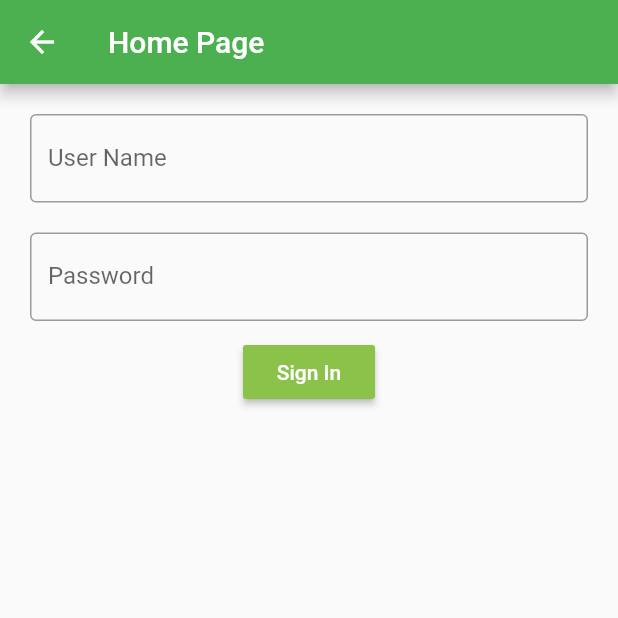
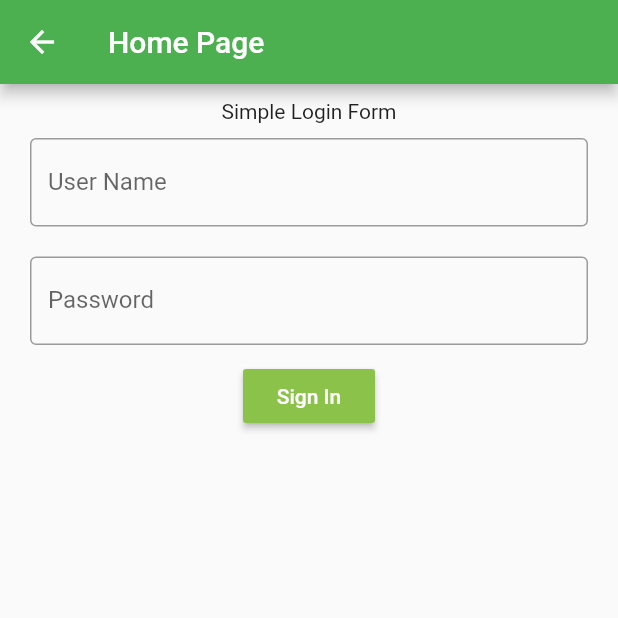
Before and after one commit to pratikshamokashi/flutter_drawer_demo, a Flutter app: the screen it shows after launch, in the side drawer, after a tap on "Home", on a phone screen of 412 x 824 dp, the top half of it. Run offline on Flutter 3.47's test engine with Material 2 defaults, Android fonts, the phone set to English and light mode, and no system bars; missing offline and left inert: dart:html.

Commit message:
initial commit

```diff
--- a/lib/Setting.dart
+++ b/lib/AboutUs.dart
@@ -1,17 +1,17 @@
 import 'package:flutter/material.dart';
 
 void main() {
-  runApp(Setting());
+  runApp(AboutUs());
 }
 
 
 
-class Setting extends StatelessWidget {
+class AboutUs extends StatelessWidget {
   @override
   Widget build(BuildContext context) {
     return Scaffold(
       appBar: AppBar(
-        title: Text("Setting Page"),
+        title: Text("About Us"),
       ),
       body: Center(
         child: ElevatedButton(
--- a/lib/ContactUs.dart
+++ b/lib/ContactUs.dart
@@ -1,3 +1,5 @@
+import 'dart:html';
+
 import 'package:flutter/material.dart';
 
 void main() {
@@ -11,7 +13,7 @@ class ContactUs extends StatelessWidget {
   Widget build(BuildContext context) {
     return Scaffold(
       appBar: AppBar(
-        title: Text("ContactUs Page"),
+        title: Text("Contact Us"),
       ),
       body: Center(
         child: ElevatedButton(
--- a/lib/SecondRoute.dart
+++ b/lib/LoginForm.dart
@@ -2,12 +2,12 @@ import 'package:flutter/cupertino.dart';
 import 'package:flutter/material.dart';
 
 void main() {
-  runApp(SecondRoute());
+  runApp(LoginForm());
 }
 
 
 
-class SecondRoute extends StatelessWidget {
+class LoginForm extends StatelessWidget {
 
   // void showToast() {
   //   Fluttertoast.showToast(
@@ -26,10 +26,12 @@ class SecondRoute extends StatelessWidget {
       appBar: AppBar(
         title: Text("Home Page"),
       ),
-      body: Padding(
+      body:
+      Padding(
         padding: EdgeInsets.all(10),
         child: Column(
             children: <Widget>[
+              Text('Simple Login Form'),
         Padding(
         padding: EdgeInsets.all(10),
         child: TextField(
--- a/lib/main.dart
+++ b/lib/main.dart
@@ -1,8 +1,8 @@
 import 'package:flutter/material.dart';
 import 'package:flutter_drawer_demo/ContactUs.dart';
 
-import 'SecondRoute.dart';
-import 'Setting.dart';
+import 'LoginForm.dart';
+import 'AboutUs.dart';
 
 void main() {
   runApp(MyApp());
@@ -71,16 +71,16 @@ class MyHomePage extends StatelessWidget{
                 // Navigator.pop(context);
                 Navigator.push(
                     context,
-                    MaterialPageRoute(builder: (context) => SecondRoute()),);
+                    MaterialPageRoute(builder: (context) => LoginForm()),);
               },
             ),
             ListTile(
-              leading: Icon(Icons.settings), title: Text("Settings"),
+              leading: Icon(Icons.assignment_ind_outlined), title: Text("About Us"),
               onTap: () {
                 // Navigator.pop(context);
                 Navigator.push(
                   context,
-                  MaterialPageRoute(builder: (context) => Setting()),);
+                  MaterialPageRoute(builder: (context) => AboutUs()),);
               },
             ),
             ListTile(
```
